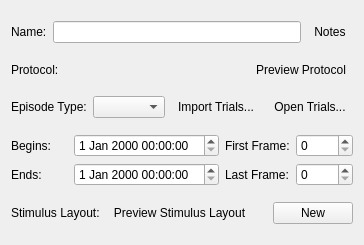
Before: the Qt Designer form src/scipyen/gui/widgets/recordingepisodewidget.ui in ctigaret/scipyen, drawn with Qt 5.
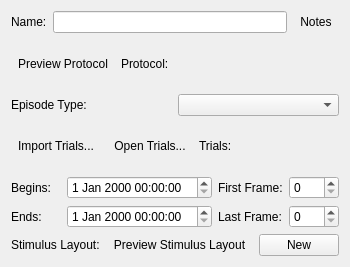
After: the same form once the commit is applied. Icons and pictures are not drawn.

The edit to the form file:
```diff
--- a/src/scipyen/gui/widgets/recordingepisodewidget.ui
+++ b/src/scipyen/gui/widgets/recordingepisodewidget.ui
@@ -6,8 +6,8 @@
    <rect>
     <x>0</x>
     <y>0</y>
-    <width>345</width>
-    <height>245</height>
+    <width>306</width>
+    <height>267</height>
    </rect>
   </property>
   <property name="windowTitle">
@@ -55,6 +55,28 @@
    </item>
    <item>
     <layout class="QHBoxLayout" name="horizontalLayout_3">
+     <item>
+      <widget class="QToolButton" name="previewProtocolToolButton">
+       <property name="toolTip">
+        <string>View protocol</string>
+       </property>
+       <property name="statusTip">
+        <string>View protocol</string>
+       </property>
+       <property name="whatsThis">
+        <string>View protocol</string>
+       </property>
+       <property name="text">
+        <string>Preview Protocol</string>
+       </property>
+       <property name="icon">
+        <iconset theme="preview"/>
+       </property>
+       <property name="autoRaise">
+        <bool>true</bool>
+       </property>
+      </widget>
+     </item>
      <item>
       <widget class="QLabel" name="label_3">
        <property name="text">
@@ -75,32 +97,10 @@
        </property>
       </widget>
      </item>
-     <item>
-      <widget class="QToolButton" name="previewProtocolToolButton">
-       <property name="toolTip">
-        <string>View protocol</string>
-       </property>
-       <property name="statusTip">
-        <string>View protocol</string>
-       </property>
-       <property name="whatsThis">
-        <string>View protocol</string>
-       </property>
-       <property name="text">
-        <string>Preview Protocol</string>
-       </property>
-       <property name="icon">
-        <iconset theme="preview"/>
-       </property>
-       <property name="autoRaise">
-        <bool>true</bool>
-       </property>
-      </widget>
-     </item>
     </layout>
    </item>
    <item>
-    <layout class="QHBoxLayout" name="horizontalLayout_2">
+    <layout class="QHBoxLayout" name="horizontalLayout_5">
      <item>
       <widget class="QLabel" name="label_2">
        <property name="text">
@@ -114,6 +114,10 @@
      <item>
       <widget class="QComboBox" name="episodeTypeComboBox"/>
      </item>
+    </layout>
+   </item>
+   <item>
+    <layout class="QHBoxLayout" name="horizontalLayout_2">
      <item>
       <widget class="QToolButton" name="importTrialsToolButton">
        <property name="text">
@@ -140,6 +144,20 @@
        </property>
       </widget>
      </item>
+     <item>
+      <widget class="QLabel" name="label_9">
+       <property name="text">
+        <string>Trials:</string>
+       </property>
+      </widget>
+     </item>
+     <item>
+      <widget class="QLabel" name="trialsInfoLabel">
+       <property name="text">
+        <string/>
+       </property>
+      </widget>
+     </item>
     </layout>
    </item>
    <item>
```
